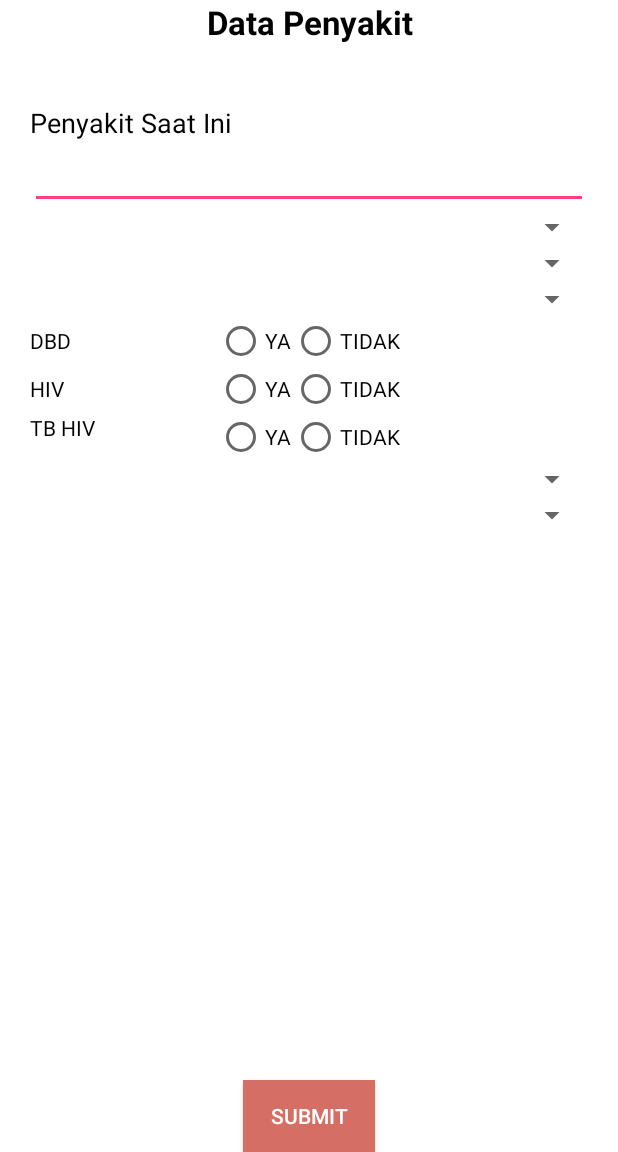
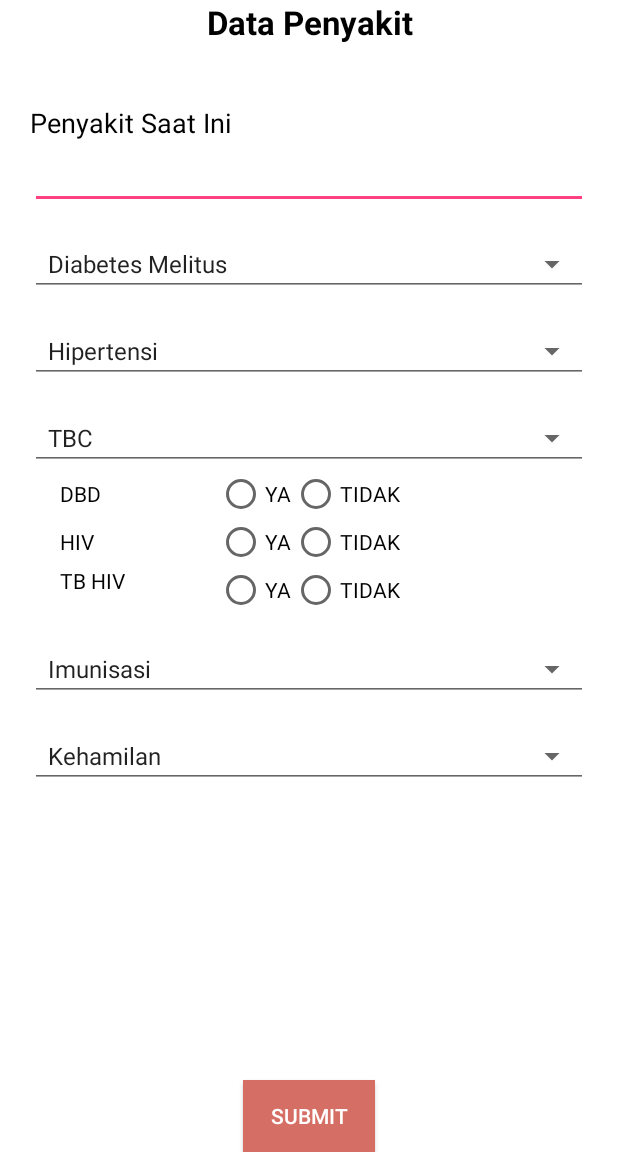
Before and after one commit to EDMPL/Aplikasi-Rekap-Medis, an Android app: the InputPenyakitActivity screen opened directly, with no data from a screen before it, on a phone screen of 412 x 824 dp, the part 84-1236 px from its top. Run offline under Robolectric (Android 15) with nearby library versions, the phone set to English and light mode, and no system bars.

Commit message:
Array data spinner + Merapikan tampilan

```diff
--- a/AplikasiPuskesmas/app/src/main/java/com/example/akaed/aplikasipuskesmas/activity/InputPenyakitActivity.java
+++ b/AplikasiPuskesmas/app/src/main/java/com/example/akaed/aplikasipuskesmas/activity/InputPenyakitActivity.java
@@ -4,8 +4,10 @@ import android.content.Intent;
 import android.support.v7.app.AppCompatActivity;
 import android.os.Bundle;
 import android.view.View;
+import android.widget.ArrayAdapter;
 import android.widget.Button;
 import android.widget.EditText;
+import android.widget.Spinner;
 
 import com.example.akaed.aplikasipuskesmas.R;
 
@@ -32,5 +34,45 @@ public class InputPenyakitActivity extends AppBaseActivity {
                 }
             }
         });
+
+        final Spinner diabetesSpinner = findViewById(R.id.spinnerDiabetes);
+
+        ArrayAdapter<CharSequence> adapter = ArrayAdapter.createFromResource(this, R.array.diabetes_melitus,
+                android.R.layout.simple_spinner_item);
+        adapter.setDropDownViewResource(android.R.layout.simple_spinner_dropdown_item);
+        diabetesSpinner.setAdapter(adapter);
+        diabetesSpinner.setSelection(0);
+
+        final Spinner hipertensiSpinner = findViewById(R.id.spinnerHipertensi);
+
+        adapter = ArrayAdapter.createFromResource(this, R.array.hipertensi,
+                android.R.layout.simple_spinner_item);
+        adapter.setDropDownViewResource(android.R.layout.simple_spinner_dropdown_item);
+        hipertensiSpinner.setAdapter(adapter);
+        hipertensiSpinner.setSelection(0);
+
+        final Spinner imunisasiSpinner = findViewById(R.id.spinnerImunisasi);
+
+        adapter = ArrayAdapter.createFromResource(this, R.array.imunisasi,
+                android.R.layout.simple_spinner_item);
+        adapter.setDropDownViewResource(android.R.layout.simple_spinner_dropdown_item);
+        imunisasiSpinner.setAdapter(adapter);
+        imunisasiSpinner.setSelection(0);
+
+        final Spinner tbcSpinner = findViewById(R.id.spinnerTBC);
+
+        adapter = ArrayAdapter.createFromResource(this, R.array.tbc,
+                android.R.layout.simple_spinner_item);
+        adapter.setDropDownViewResource(android.R.layout.simple_spinner_dropdown_item);
+        tbcSpinner.setAdapter(adapter);
+        tbcSpinner.setSelection(0);
+
+        final Spinner kehamilanSpinner = findViewById(R.id.spinnerKehamilan);
+
+        adapter = ArrayAdapter.createFromResource(this, R.array.kehamilan,
+                android.R.layout.simple_spinner_item);
+        adapter.setDropDownViewResource(android.R.layout.simple_spinner_dropdown_item);
+        kehamilanSpinner.setAdapter(adapter);
+        kehamilanSpinner.setSelection(0);
     }
 }
--- a/AplikasiPuskesmas/app/src/main/res/layout/activity_input_penyakit.xml
+++ b/AplikasiPuskesmas/app/src/main/res/layout/activity_input_penyakit.xml
@@ -9,7 +9,9 @@
     <LinearLayout
         android:layout_width="match_parent"
         android:layout_height="match_parent"
-        android:orientation="vertical">
+        android:orientation="vertical"
+        android:paddingLeft="20dp"
+        android:paddingRight="20dp">
         <TextView
             android:layout_width="match_parent"
             android:layout_height="wrap_content"
@@ -23,40 +25,36 @@
             android:layout_width="match_parent"
             android:layout_height="wrap_content"
             android:text="Penyakit Saat Ini"
-            android:layout_marginLeft="20dp"
-            android:layout_marginRight="20dp"
             android:textAppearance="@style/Base.TextAppearance.AppCompat.Medium"
             android:textColor="#000"/>
         <EditText
             android:id="@+id/etPnyekitSaatIni"
             android:layout_width="match_parent"
-            android:layout_height="wrap_content"
-            android:layout_marginLeft="20dp"
-            android:layout_marginRight="20dp"/>
+            android:layout_height="wrap_content"/>
         <Spinner
             android:id="@+id/spinnerDiabetes"
+            style="@style/Base.Widget.AppCompat.Spinner.Underlined"
             android:layout_width="match_parent"
             android:layout_height="wrap_content"
-            android:layout_marginLeft="20dp"
-            android:layout_marginRight="20dp"
             android:spinnerMode="dropdown"
-            android:textAlignment="textStart"/>
+            android:textAlignment="textStart"
+            android:layout_marginTop="15dp"/>
         <Spinner
             android:id="@+id/spinnerHipertensi"
+            style="@style/Base.Widget.AppCompat.Spinner.Underlined"
             android:layout_width="match_parent"
             android:layout_height="wrap_content"
-            android:layout_marginLeft="20dp"
-            android:layout_marginRight="20dp"
             android:spinnerMode="dropdown"
-            android:textAlignment="textStart"/>
+            android:textAlignment="textStart"
+            android:layout_marginTop="15dp"/>
         <Spinner
             android:id="@+id/spinnerTBC"
+            style="@style/Base.Widget.AppCompat.Spinner.Underlined"
             android:layout_width="match_parent"
             android:layout_height="wrap_content"
-            android:layout_marginLeft="20dp"
-            android:layout_marginRight="20dp"
             android:spinnerMode="dropdown"
-            android:textAlignment="textStart"/>
+            android:textAlignment="textStart"
+            android:layout_marginTop="15dp"/>
         <RelativeLayout
             android:layout_width="match_parent"
             android:layout_height="wrap_content"
@@ -145,20 +143,20 @@
         </RelativeLayout>
         <Spinner
             android:id="@+id/spinnerImunisasi"
+            style="@style/Base.Widget.AppCompat.Spinner.Underlined"
             android:layout_width="match_parent"
             android:layout_height="wrap_content"
-            android:layout_marginLeft="20dp"
-            android:layout_marginRight="20dp"
             android:spinnerMode="dropdown"
-            android:textAlignment="textStart"/>
+            android:textAlignment="textStart"
+            android:layout_marginTop="15dp"/>
         <Spinner
             android:id="@+id/spinnerKehamilan"
+            style="@style/Base.Widget.AppCompat.Spinner.Underlined"
             android:layout_width="match_parent"
             android:layout_height="wrap_content"
-            android:layout_marginLeft="20dp"
-            android:layout_marginRight="20dp"
             android:spinnerMode="dropdown"
-            android:textAlignment="textStart"/>
+            android:textAlignment="textStart"
+            android:layout_marginTop="15dp"/>
     </LinearLayout>
     <Button
         android:id="@+id/buttonSubmitPenyakit"
--- /dev/null
+++ b/AplikasiPuskesmas/app/src/main/res/values/arrays.xml
@@ -0,0 +1,75 @@
+<?xml version="1.0" encoding="utf-8"?>
+<resources>
+    <array name="agama">
+        <item>Agama</item>
+        <item>Islam</item>
+        <item>Kristen Protestan</item>
+        <item>Katolik</item>
+        <item>Hindu</item>
+        <item>Buddha</item>
+        <item>Kong Hu Cu</item>
+    </array>
+
+    <array name="pendidikan">
+        <item>Pendidikan</item>
+        <item>Prasekolah</item>
+        <item>Sekolah Dasar</item>
+        <item>Sekolah Menengah Pertama</item>
+        <item>Sekolah Menengah Atas</item>
+        <item>Pendidikan Tinggi</item>
+    </array>
+
+    <array name="pekerjaan">
+        <item>Pekerjaan</item>
+        <item>Pelajar</item>
+        <item>Wiraswasta</item>
+        <item>Mengurus Rumah Tangga</item>
+        <item>Lain-lain</item>
+    </array>
+
+    <array name="imunisasi">
+        <item>Imunisasi</item>
+        <item>Imunisasi lengkap</item>
+        <item>Imunisasi belum lengkap</item>
+    </array>
+
+    <array name="hipertensi">
+        <item>Hipertensi</item>
+        <item>Tidak hipertensi</item>
+        <item>Pre-hipertensi</item>
+        <item>Hipertensi, terkontrol tanpa obat</item>
+        <item>Hipertensi, terkontrol dengan obat</item>
+        <item>Hipertensi, belum terkontrol</item>
+    </array>
+
+    <array name="diabetes_melitus">
+        <item>Diabetes Melitus</item>
+        <item>Tidak DM</item>
+        <item>Impaired Fasting Glucose</item>
+        <item>Impaired Glucose Tolerance</item>
+        <item>DM, terkontrol obat anti-diabetik</item>
+        <item>DM, terkontrol dengan insulin</item>
+        <item>DM, belum terkontrol</item>
+    </array>
+
+    <array name="kehamilan">
+        <item>Kehamilan</item>
+        <item>Tidak hamil</item>
+        <item>Hamil Trimester 1</item>
+        <item>Hamil Trimester 2</item>
+        <item>Hamil Trimester 3</item>
+    </array>
+
+    <array name="tbc">
+        <item>TBC</item>
+        <item>Tidak TB</item>
+        <item>Terkonfirmasi bakteriologis/terdiagnosis klinis</item>
+        <item>Pasien baru/kasus kambuh/diobati kembali setelah putus berobat/diobati kembali setelah gagal</item>
+        <item>TB paru, resisten obat</item>
+        <item>TB paru, dinyatakan sembuh</item>
+        <item>TB paru, pengobatan lengkap</item>
+        <item>TB paru, putus berobat</item>
+        <item>TB paru, pengobatan gagal</item>
+        <item>TB ekstraparu</item>
+    </array>
+</resources>
```
Also changed, not shown: AplikasiPuskesmas/app/src/main/java/com/example/akaed/aplikasipuskesmas/activity/InputAnggotaActivity.java (+26 -0 lines), AplikasiPuskesmas/app/src/main/res/layout/activity_input_anggota.xml (+19 -31 lines).
